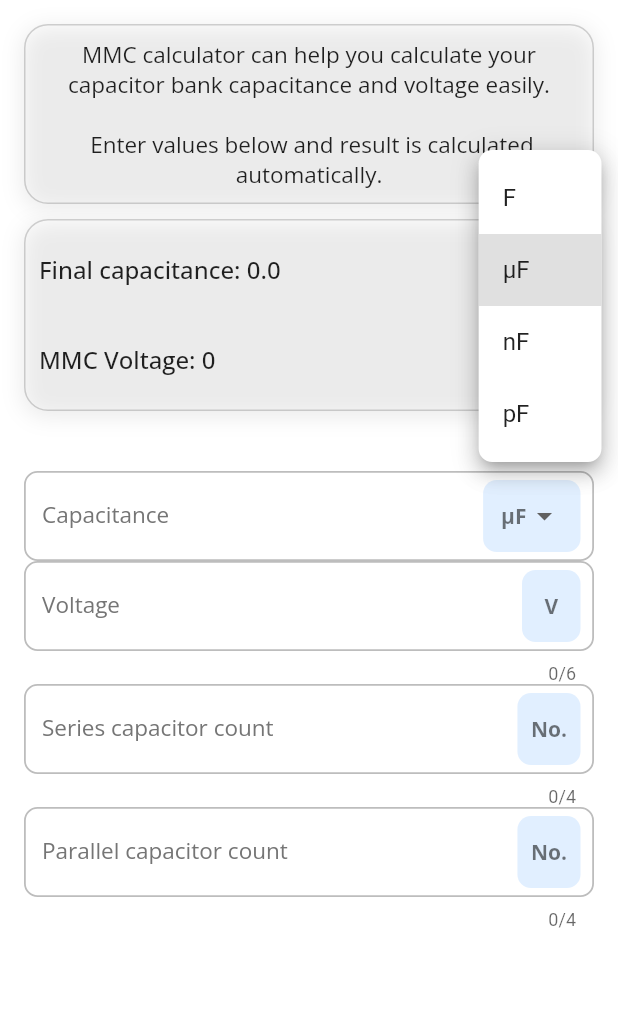
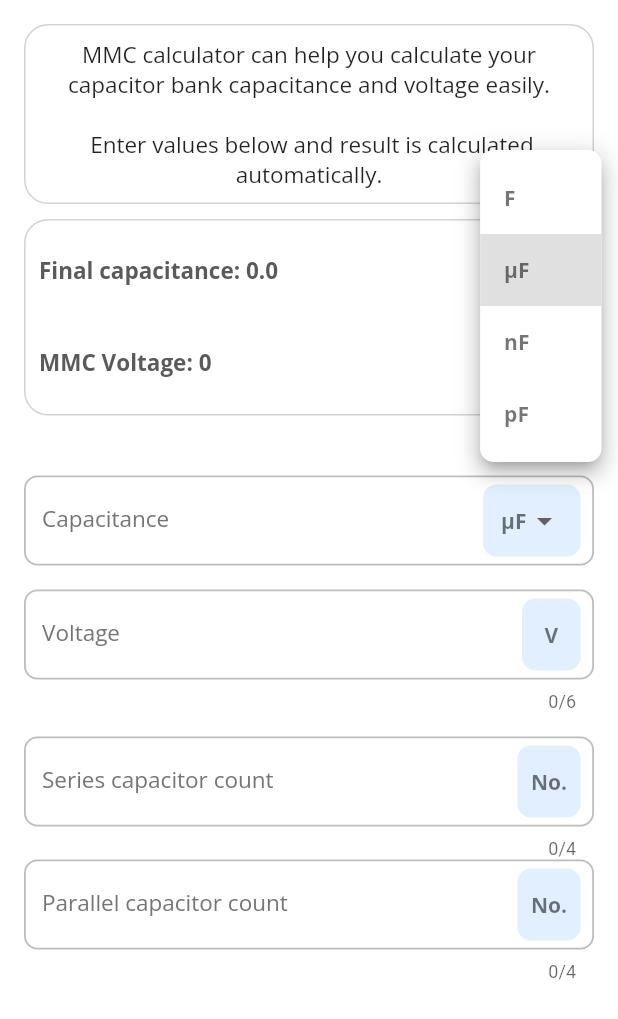
Before and after one commit to BojanDolic/Coiler, a Flutter app: the CapacitorScreen screen opened directly, after a tap on "µF", on a phone screen of 412 x 824 dp. Shown: the top 1019 px of the screen. Run offline on Flutter 3.47's test engine with Material 2 defaults, Android fonts, the phone set to English and light mode, and no system bars; our stand-ins replace drift, floor; missing offline and left inert: drift_local_storage_inspector, storage_inspector; accounts and stored records are empty; generated files the repository leaves out were written again.

Commit message:
DEVELOP_2305_MMC_ADDITION
Dark theme support for capacitor_screen.dart
Theme fix for input_field.dart

```diff
--- a/lib/screens/calculators/capacitor_screen.dart
+++ b/lib/screens/calculators/capacitor_screen.dart
@@ -1,6 +1,7 @@
 import 'package:coiler_app/calculator/calculator.dart';
 import 'package:coiler_app/util/constants.dart';
 import 'package:coiler_app/util/conversion.dart';
+import 'package:coiler_app/util/extensions/theme_extension.dart';
 import 'package:coiler_app/util/list_constants.dart';
 import 'package:coiler_app/widgets/border_container.dart';
 import 'package:coiler_app/widgets/input_field.dart';
@@ -66,15 +67,15 @@ class _CapacitorScreenState extends State<CapacitorScreen> {
 
   void convertUnits() {
     setState(() {
-      _finalCapacitance = Converter()
-          .convertUnits(_finalCapacitance, _capacitance, unitsToConvertTo);
+      _finalCapacitance = Converter().convertUnits(_finalCapacitance, _capacitance, unitsToConvertTo);
     });
   }
 
   @override
   Widget build(BuildContext context) {
+    final theme = Theme.of(context);
     return Scaffold(
-      backgroundColor: Colors.white,
+      backgroundColor: theme.canvasColor,
       body: SafeArea(
         child: SingleChildScrollView(
           child: Padding(
@@ -84,20 +85,20 @@ class _CapacitorScreenState extends State<CapacitorScreen> {
               child: Column(
                 mainAxisSize: MainAxisSize.max,
                 children: [
-                  const BorderContainer(
+                  BorderContainer(
                     child: Text(
                       "MMC calculator can help you calculate your capacitor bank capacitance and voltage easily."
                       "\n\n Enter values below and result is calculated automatically.",
                       textAlign: TextAlign.center,
-                      style: normalTextStyleOpenSans14,
+                      style: theme.textTheme.displayMedium,
                     ),
-                    elevated: true,
+                    elevated: false,
                   ),
                   const SizedBox(
                     height: 10,
                   ),
                   BorderContainer(
-                    elevated: true,
+                    elevated: false,
                     child: Column(
                       children: [
                         Row(
@@ -105,7 +106,7 @@ class _CapacitorScreenState extends State<CapacitorScreen> {
                           children: [
                             Text(
                               "Final capacitance: $_finalCapacitance",
-                              style: biggerTextStyleOpenSans15,
+                              style: theme.textTheme.headlineSmall,
                               maxLines: 1,
                               overflow: TextOverflow.ellipsis,
                             ),
@@ -114,10 +115,11 @@ class _CapacitorScreenState extends State<CapacitorScreen> {
                                 horizontal: 9,
                               ),
                               decoration: BoxDecoration(
-                                color: lightBlueColor,
+                                color: context.getDropDownColor(),
                                 borderRadius: BorderRadius.circular(9),
                               ),
                               child: DropdownButton<Units>(
+                                style: theme.textTheme.displaySmall?.copyWith(fontWeight: FontWeight.bold),
                                 borderRadius: BorderRadius.circular(9),
                                 value: unitsToConvertTo,
                                 underline: Container(),
@@ -140,16 +142,20 @@ class _CapacitorScreenState extends State<CapacitorScreen> {
                           children: [
                             Text(
                               "MMC Voltage: ${seriesCapNum * voltage}",
-                              style: biggerTextStyleOpenSans15,
+                              style: theme.textTheme.headlineSmall,
                               maxLines: 1,
                               overflow: TextOverflow.ellipsis,
                             ),
                             Container(
                               padding: const EdgeInsets.all(16),
                               decoration: BoxDecoration(
-                                  color: lightBlueColor,
-                                  borderRadius: BorderRadius.circular(9)),
-                              child: Text("V"),
+                                color: context.getDropDownColor(),
+                                borderRadius: BorderRadius.circular(9),
+                              ),
+                              child: Text(
+                                "V",
+                                style: theme.textTheme.displaySmall?.copyWith(fontWeight: FontWeight.bold),
+                              ),
                             )
                           ],
                         ),
@@ -174,9 +180,7 @@ class _CapacitorScreenState extends State<CapacitorScreen> {
                       }
                     },
                     validator: (text) {
-                      if (text == null ||
-                          text.isEmpty ||
-                          double.tryParse(text) == 0) {
+                      if (text == null || text.isEmpty || double.tryParse(text) == 0) {
                         return "Capacitance not valid";
                       } else {
                         return null;
@@ -191,11 +195,14 @@ class _CapacitorScreenState extends State<CapacitorScreen> {
                     },
                     dropDownList: capacitanceDropDownList,
                   ),
-                  InputField(
+                  Padding(
+                    padding: const EdgeInsets.symmetric(
+                      vertical: 16,
+                    ),
+                    child: InputField(
                       controller: voltageController,
                       unitText: voltageUnitText,
-                    inputType:
-                        const TextInputType.numberWithOptions(signed: true),
+                      inputType: const TextInputType.numberWithOptions(signed: true),
                       inputFormatter: [FilteringTextInputFormatter.digitsOnly],
                       maxLength: 6,
                       hintText: "Enter single capacitor voltage",
@@ -212,6 +219,7 @@ class _CapacitorScreenState extends State<CapacitorScreen> {
                           return null;
                         }
                       },
+                    ),
                   ),
                   InputField(
                     controller: seriesCapNumController,
--- a/lib/util/extensions/theme_extension.dart
+++ b/lib/util/extensions/theme_extension.dart
@@ -1,8 +1,14 @@
+import 'package:coiler_app/util/color_constants.dart' as ColorUtil;
 import 'package:flutter/cupertino.dart';
+import 'package:flutter/material.dart';
 
 extension ThemeCheck on BuildContext {
   bool isDarkTheme() {
     final bright = MediaQuery.of(this).platformBrightness;
     return bright == Brightness.dark;
   }
+
+  Color getDropDownColor() {
+    return (isDarkTheme()) ? Colors.grey.shade800 : ColorUtil.lightestBlue;
+  }
 }
--- a/lib/widgets/input_field.dart
+++ b/lib/widgets/input_field.dart
@@ -1,4 +1,3 @@
-import 'package:coiler_app/util/color_constants.dart' as ColorUtil;
 import 'package:coiler_app/util/extensions/theme_extension.dart';
 import 'package:flutter/material.dart';
 import 'package:flutter/services.dart';
@@ -32,7 +31,6 @@ class InputField extends StatelessWidget {
   @override
   Widget build(BuildContext context) {
     final theme = Theme.of(context);
-    final isDark = context.isDarkTheme();
     return TextFormField(
       autovalidateMode: AutovalidateMode.onUserInteraction,
       onChanged: (value) => onTextChanged(value),
@@ -54,7 +52,7 @@ class InputField extends StatelessWidget {
               horizontal: 9,
             ),
             decoration: BoxDecoration(
-              color: (isDark) ? Colors.grey.shade800 : ColorUtil.lightestBlue,
+              color: context.getDropDownColor(),
               borderRadius: BorderRadius.circular(9),
             ),
             child: Align(
@@ -72,7 +70,20 @@ class InputField extends StatelessWidget {
         hintText: hintText,
         labelText: labelText,
         errorText: errorText,
+        hintStyle: theme.inputDecorationTheme.labelStyle,
+        labelStyle: theme.inputDecorationTheme.labelStyle,
+        floatingLabelStyle: MaterialStateTextStyle.resolveWith((states) {
+          var color = theme.textTheme.displayMedium?.color;
+
+          if (states.contains(MaterialState.error)) {
+            color = Colors.red;
+          } else if (states.contains(MaterialState.focused)) {
+            color = theme.primaryColor;
+          }
+          return (theme.inputDecorationTheme.floatingLabelStyle?.copyWith(color: color))!;
+        }),
         border: OutlineInputBorder(
+          borderSide: BorderSide(color: theme.primaryColor),
           borderRadius: BorderRadius.circular(9),
         ),
       ),
```
Lines whose indentation alone changed are shown as unchanged.
